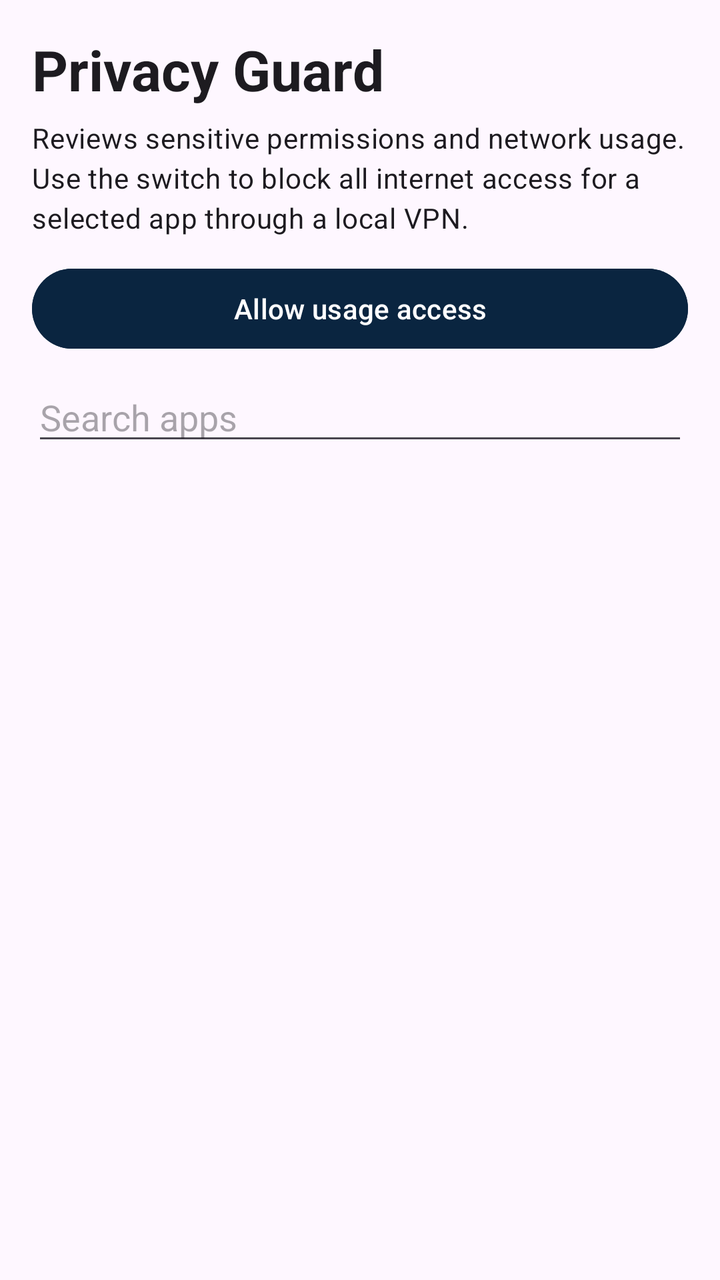
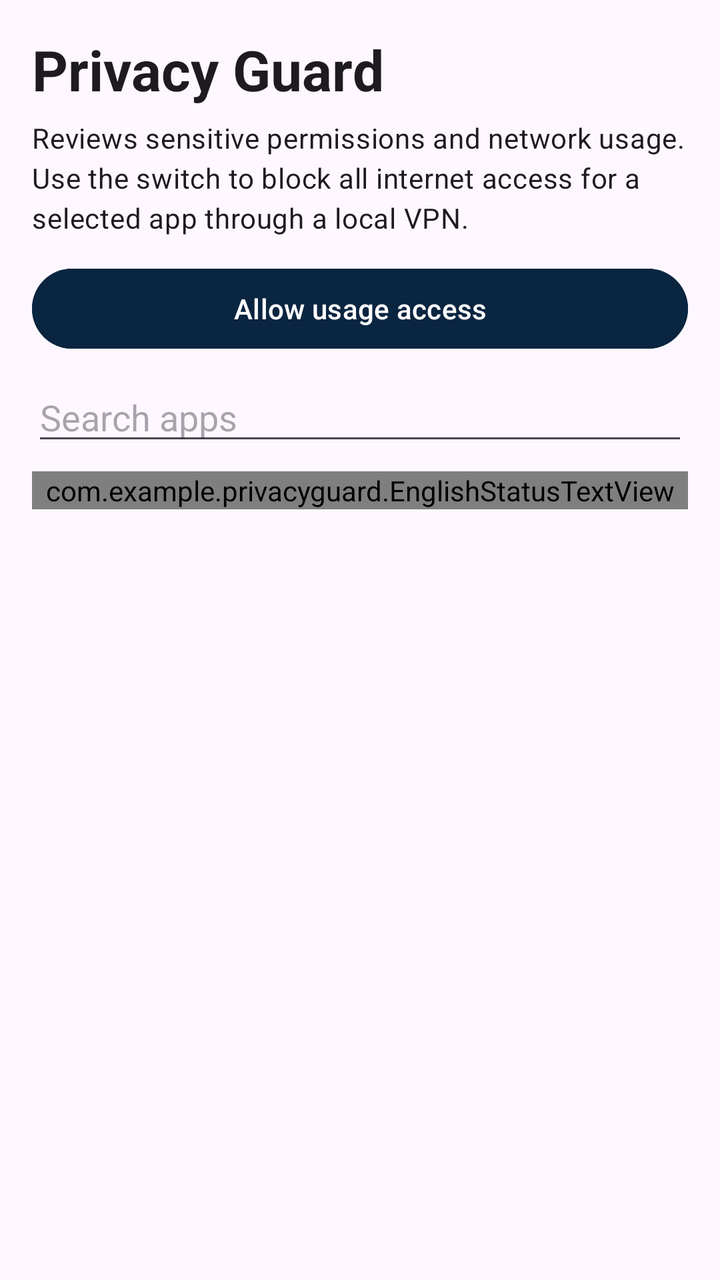

Two renders of the same Android screen: before a commit and after it. Below are the layout's source before the change and the commit's diff.
<!-- AndroidManifest.xml: application theme Theme.PrivacyGuard -->
<!-- res/layout/activity_main.xml -->
<?xml version="1.0" encoding="utf-8"?>
<LinearLayout xmlns:android="http://schemas.android.com/apk/res/android"
    android:layout_width="match_parent"
    android:layout_height="match_parent"
    android:background="?attr/colorSurface"
    android:orientation="vertical"
    android:padding="16dp">

    <TextView
        android:layout_width="wrap_content"
        android:layout_height="wrap_content"
        android:text="@string/app_name"
        android:textAppearance="?attr/textAppearanceHeadlineMedium"
        android:textStyle="bold" />

    <TextView
        android:layout_width="match_parent"
        android:layout_height="wrap_content"
        android:layout_marginTop="6dp"
        android:text="@string/app_description"
        android:textAppearance="?attr/textAppearanceBodyMedium" />

    <Button
        android:id="@+id/usageAccessButton"
        android:layout_width="match_parent"
        android:layout_height="wrap_content"
        android:layout_marginTop="12dp"
        android:backgroundTint="?attr/colorPrimary"
        android:text="@string/usage_access_button"
        android:textColor="?attr/colorOnPrimary" />

    <EditText
        android:id="@+id/searchInput"
        android:layout_width="match_parent"
        android:layout_height="wrap_content"
        android:layout_marginTop="8dp"
        android:hint="@string/search_hint"
        android:inputType="text"
        android:singleLine="true" />

    <TextView
        android:id="@+id/statusText"
        android:layout_width="match_parent"
        android:layout_height="wrap_content"
        android:visibility="gone" />

    <androidx.recyclerview.widget.RecyclerView
        android:id="@+id/appList"
        android:layout_width="match_parent"
        android:layout_height="0dp"
        android:layout_marginTop="8dp"
        android:layout_weight="1" />
</LinearLayout>
<!-- resources referenced by this layout -->
<resources>
  <string name="app_description">Reviews sensitive permissions and network usage. Use the switch to block all internet access for a selected app through a local VPN.</string>
  <string name="app_name">Privacy Guard</string>
  <string name="search_hint">Search apps</string>
  <string name="usage_access_button">Allow usage access</string>
  <style name="Theme.PrivacyGuard" parent="Theme.Material3.DayNight.NoActionBar">
          <item name="colorPrimary">@color/navy</item>
          <item name="colorOnPrimary">@android:color/white</item>
          <item name="colorSecondary">@color/navy</item>
          <item name="colorOnSecondary">@android:color/white</item>
          <item name="android:statusBarColor">?attr/colorSurface</item>
          <item name="android:navigationBarColor">?attr/colorSurface</item>
      </style>
  <color name="navy">#0A2540</color>
</resources>

<!-- the commit's change to res/layout/activity_main.xml (unified diff, before → after) -->
@@ -38,11 +38,13 @@
         android:inputType="text"
         android:singleLine="true" />
 
-    <TextView
+    <com.example.privacyguard.EnglishStatusTextView
         android:id="@+id/statusText"
         android:layout_width="match_parent"
         android:layout_height="wrap_content"
-        android:visibility="gone" />
+        android:layout_marginTop="8dp"
+        android:text="@string/loading_apps"
+        android:textAppearance="?attr/textAppearanceBodySmall" />
 
     <androidx.recyclerview.widget.RecyclerView
         android:id="@+id/appList"
<!-- resource entries referenced after the edit -->
@@ -2,6 +2,7 @@
 <resources>
   <string name="app_description">Reviews sensitive permissions and network usage. Use the switch to block all internet access for a selected app through a local VPN.</string>
   <string name="app_name">Privacy Guard</string>
+  <string name="loading_apps">Loading apps…</string>
   <string name="search_hint">Search apps</string>
   <string name="usage_access_button">Allow usage access</string>
   <style name="Theme.PrivacyGuard" parent="Theme.Material3.DayNight.NoActionBar">
